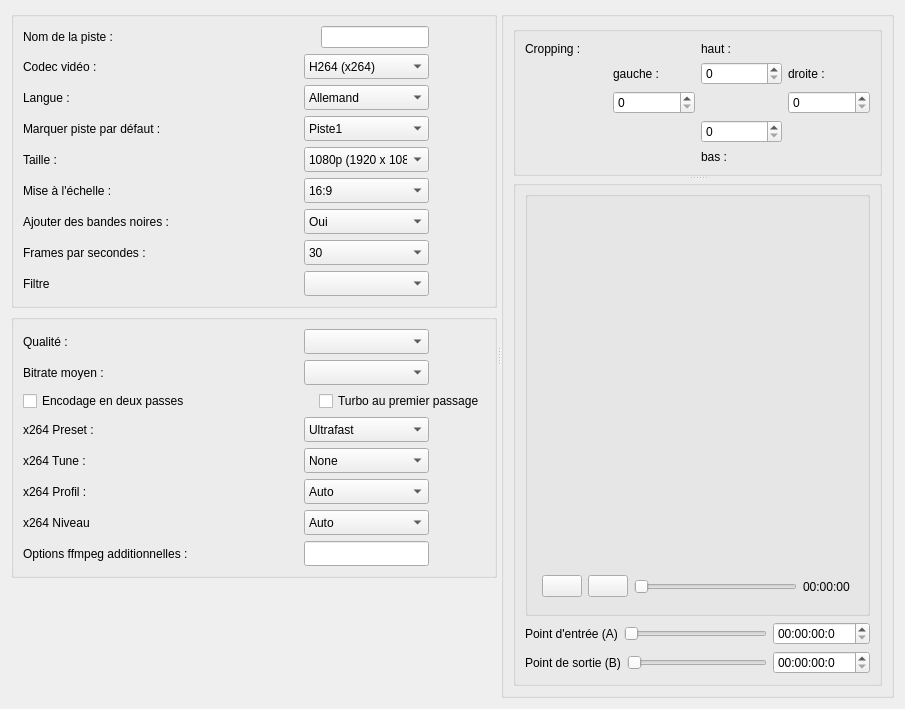
Before: the Qt Designer form src/View/videopane.ui in cinemaouvert/OCT, drawn with Qt 5.
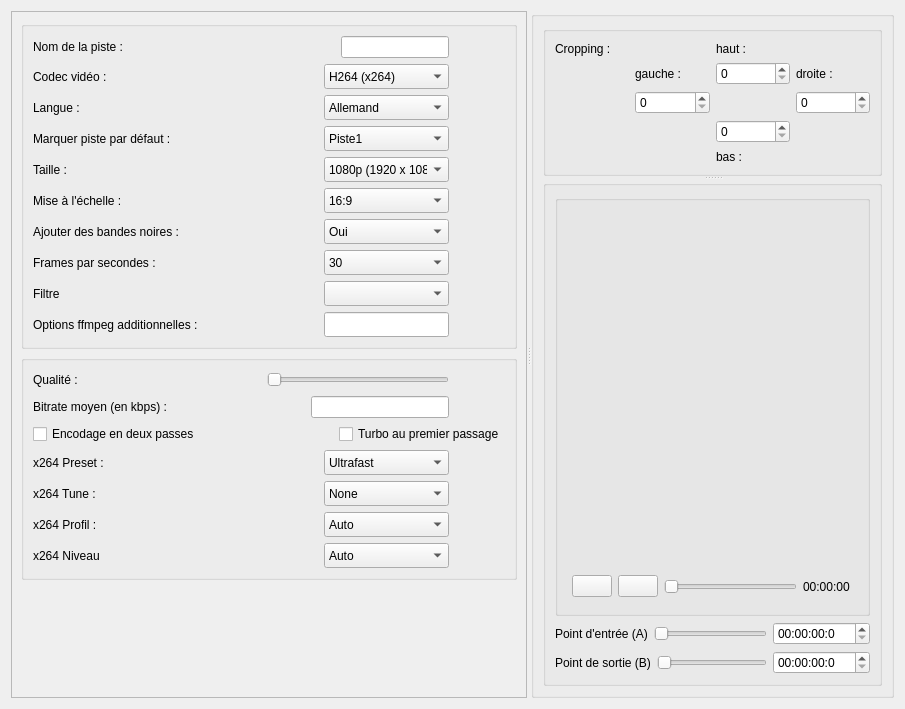
After: the same form once the commit is applied. Icons and pictures are not drawn. Custom widgets are drawn as their Qt base class.

The edit to the form file:
```diff
--- a/src/View/videopane.ui
+++ b/src/View/videopane.ui
@@ -15,18 +15,26 @@
   </property>
   <layout class="QHBoxLayout" name="horizontalLayout">
    <item>
-    <widget class="QSplitter" name="splitter_2">
+    <widget class="QSplitter" name="splitter">
      <property name="orientation">
       <enum>Qt::Horizontal</enum>
      </property>
-     <widget class="QWidget" name="layoutWidget">
+     <widget class="QScrollArea" name="scrollArea">
+      <property name="widgetResizable">
+       <bool>true</bool>
+      </property>
+      <widget class="QWidget" name="scrollAreaWidgetContents">
+       <property name="geometry">
+        <rect>
+         <x>0</x>
+         <y>0</y>
+         <width>504</width>
+         <height>704</height>
+        </rect>
+       </property>
+       <layout class="QHBoxLayout" name="horizontalLayout_7">
+        <item>
       <layout class="QVBoxLayout" name="verticalLayout_6">
-       <property name="leftMargin">
-        <number>0</number>
-       </property>
-       <property name="bottomMargin">
-        <number>0</number>
-       </property>
        <item>
         <widget class="QGroupBox" name="groupBoxMainFormVideoPane">
          <property name="title">
@@ -776,6 +784,69 @@
             </item>
            </layout>
           </item>
+             <item>
+              <layout class="QHBoxLayout" name="horizontalLayout_16">
+               <property name="topMargin">
+                <number>0</number>
+               </property>
+               <item>
+                <widget class="QLabel" name="label_OptionsFfmpeg">
+                 <property name="text">
+                  <string>Options ffmpeg additionnelles :</string>
+                 </property>
+                </widget>
+               </item>
+               <item>
+                <spacer name="horizontalSpacer_17">
+                 <property name="orientation">
+                  <enum>Qt::Horizontal</enum>
+                 </property>
+                 <property name="sizeHint" stdset="0">
+                  <size>
+                   <width>40</width>
+                   <height>20</height>
+                  </size>
+                 </property>
+                </spacer>
+               </item>
+               <item>
+                <widget class="QLineEdit" name="lineEdit_OptionsFfmpeg">
+                 <property name="minimumSize">
+                  <size>
+                   <width>125</width>
+                   <height>25</height>
+                  </size>
+                 </property>
+                </widget>
+               </item>
+               <item>
+                <layout class="QHBoxLayout" name="horizontalLayout_17">
+                 <property name="leftMargin">
+                  <number>0</number>
+                 </property>
+                 <item>
+                  <widget class="QLabel" name="label_OptionsFfmpegDefault">
+                   <property name="minimumSize">
+                    <size>
+                     <width>50</width>
+                     <height>0</height>
+                    </size>
+                   </property>
+                   <property name="maximumSize">
+                    <size>
+                     <width>50</width>
+                     <height>16777215</height>
+                    </size>
+                   </property>
+                   <property name="text">
+                    <string/>
+                   </property>
+                  </widget>
+                 </item>
+                </layout>
+               </item>
+              </layout>
+             </item>
          </layout>
         </widget>
        </item>
@@ -808,21 +879,24 @@
              </spacer>
             </item>
             <item>
-             <widget class="QComboBox" name="comboBox_Quality">
-              <property name="sizePolicy">
-               <sizepolicy hsizetype="Fixed" vsizetype="Fixed">
-                <horstretch>0</horstretch>
-                <verstretch>0</verstretch>
-               </sizepolicy>
-              </property>
+                <widget class="QSlider" name="horizontalSlider_VideoQuality">
               <property name="minimumSize">
                <size>
                 <width>125</width>
-                <height>25</height>
-               </size>
-              </property>
-              <property name="sizeAdjustPolicy">
-               <enum>QComboBox::AdjustToMinimumContentsLength</enum>
+                   <height>0</height>
+                  </size>
+                 </property>
+                 <property name="baseSize">
+                  <size>
+                   <width>125</width>
+                   <height>0</height>
+                  </size>
+                 </property>
+                 <property name="pageStep">
+                  <number>50</number>
+                 </property>
+                 <property name="orientation">
+                  <enum>Qt::Horizontal</enum>
               </property>
              </widget>
             </item>
@@ -835,7 +909,7 @@
                <number>0</number>
               </property>
               <item>
-               <widget class="QLabel" name="labelQuality">
+                  <widget class="QLabel" name="label_QualityDefault">
                 <property name="minimumSize">
                  <size>
                   <width>50</width>
@@ -865,7 +939,7 @@
             <item>
              <widget class="QLabel" name="label_AverageBitrate">
               <property name="text">
-               <string>Bitrate moyen :</string>
+                  <string>Bitrate moyen (en kbps) :</string>
               </property>
              </widget>
             </item>
@@ -883,11 +957,17 @@
              </spacer>
             </item>
             <item>
-             <widget class="QComboBox" name="comboBox_AverageBitrate">
+                <widget class="QLineEdit" name="lineEdit_AverageBitrate">
               <property name="minimumSize">
                <size>
                 <width>125</width>
-                <height>25</height>
+                   <height>0</height>
+                  </size>
+                 </property>
+                 <property name="baseSize">
+                  <size>
+                   <width>125</width>
+                   <height>0</height>
                </size>
               </property>
              </widget>
@@ -1398,69 +1478,6 @@
             </item>
            </layout>
           </item>
-          <item>
-           <layout class="QHBoxLayout" name="horizontalLayout_16">
-            <property name="topMargin">
-             <number>0</number>
-            </property>
-            <item>
-             <widget class="QLabel" name="label_OptionsFfmpeg">
-              <property name="text">
-               <string>Options ffmpeg additionnelles :</string>
-              </property>
-             </widget>
-            </item>
-            <item>
-             <spacer name="horizontalSpacer_17">
-              <property name="orientation">
-               <enum>Qt::Horizontal</enum>
-              </property>
-              <property name="sizeHint" stdset="0">
-               <size>
-                <width>40</width>
-                <height>20</height>
-               </size>
-              </property>
-             </spacer>
-            </item>
-            <item>
-             <widget class="QLineEdit" name="lineEdit_OptionsFfmpeg">
-              <property name="minimumSize">
-               <size>
-                <width>125</width>
-                <height>25</height>
-               </size>
-              </property>
-             </widget>
-            </item>
-            <item>
-             <layout class="QHBoxLayout" name="horizontalLayout_17">
-              <property name="leftMargin">
-               <number>0</number>
-              </property>
-              <item>
-               <widget class="QLabel" name="label_OptionsFfmpegDefault">
-                <property name="minimumSize">
-                 <size>
-                  <width>50</width>
-                  <height>0</height>
-                 </size>
-                </property>
-                <property name="maximumSize">
-                 <size>
-                  <width>50</width>
-                  <height>16777215</height>
-                 </size>
-                </property>
-                <property name="text">
-                 <string/>
-                </property>
-               </widget>
-              </item>
-             </layout>
-            </item>
-           </layout>
-          </item>
          </layout>
         </widget>
        </item>
@@ -1471,21 +1488,24 @@
          </property>
          <property name="sizeHint" stdset="0">
           <size>
-           <width>20</width>
-           <height>40</height>
+              <width>460</width>
+              <height>13</height>
           </size>
          </property>
         </spacer>
        </item>
       </layout>
+        </item>
+       </layout>
+      </widget>
      </widget>
      <widget class="QGroupBox" name="groupBoxMainVideoPane">
       <property name="title">
        <string/>
       </property>
-      <layout class="QHBoxLayout" name="horizontalLayout_3">
-       <item>
-        <widget class="QSplitter" name="splitter">
+      <layout class="QGridLayout" name="gridLayout_2">
+       <item row="0" column="0">
+        <widget class="QSplitter" name="splitter_2">
          <property name="orientation">
           <enum>Qt::Vertical</enum>
          </property>
@@ -1500,29 +1520,6 @@
            <string/>
           </property>
           <layout class="QGridLayout" name="gridLayout">
-           <item row="4" column="2">
-            <widget class="QSpinBox" name="spinLeft"/>
-           </item>
-           <item row="3" column="3">
-            <widget class="QSpinBox" name="spinTop"/>
-           </item>
-           <item row="4" column="4">
-            <widget class="QSpinBox" name="spinRight"/>
-           </item>
-           <item row="3" column="2">
-            <widget class="QLabel" name="label_CroppingLeft">
-             <property name="text">
-              <string>gauche :</string>
-             </property>
-            </widget>
-           </item>
-           <item row="6" column="3">
-            <widget class="QLabel" name="label_CroppingBottom">
-             <property name="text">
-              <string>bas :</string>
-             </property>
-            </widget>
-           </item>
            <item row="0" column="0">
             <widget class="QLabel" name="label_Cropping">
              <property name="text">
@@ -1530,23 +1527,46 @@
              </property>
             </widget>
            </item>
-           <item row="3" column="4">
-            <widget class="QLabel" name="label_CroppingRight">
-             <property name="text">
-              <string>droite :</string>
-             </property>
-            </widget>
-           </item>
-           <item row="0" column="3">
+           <item row="0" column="2">
             <widget class="QLabel" name="label_CroppingTop">
              <property name="text">
               <string>haut :</string>
              </property>
             </widget>
            </item>
-           <item row="5" column="3">
+           <item row="1" column="1">
+            <widget class="QLabel" name="label_CroppingLeft">
+             <property name="text">
+              <string>gauche :</string>
+             </property>
+            </widget>
+           </item>
+           <item row="1" column="2">
+            <widget class="QSpinBox" name="spinTop"/>
+           </item>
+           <item row="1" column="3">
+            <widget class="QLabel" name="label_CroppingRight">
+             <property name="text">
+              <string>droite :</string>
+             </property>
+            </widget>
+           </item>
+           <item row="2" column="1">
+            <widget class="QSpinBox" name="spinLeft"/>
+           </item>
+           <item row="2" column="3">
+            <widget class="QSpinBox" name="spinRight"/>
+           </item>
+           <item row="3" column="2">
             <widget class="QSpinBox" name="spinBot"/>
            </item>
+           <item row="4" column="2">
+            <widget class="QLabel" name="label_CroppingBottom">
+             <property name="text">
+              <string>bas :</string>
+             </property>
+            </widget>
+           </item>
           </layout>
          </widget>
          <widget class="QGroupBox" name="groupBox_VideoPlayerMain">
@@ -1554,9 +1574,6 @@
            <string/>
           </property>
           <layout class="QVBoxLayout" name="verticalLayout_3">
-           <property name="topMargin">
-            <number>5</number>
-           </property>
            <item>
             <widget class="QGroupBox" name="groupBox_VideoPlayer">
              <property name="title">
```
Lines whose indentation alone changed are shown as unchanged.
